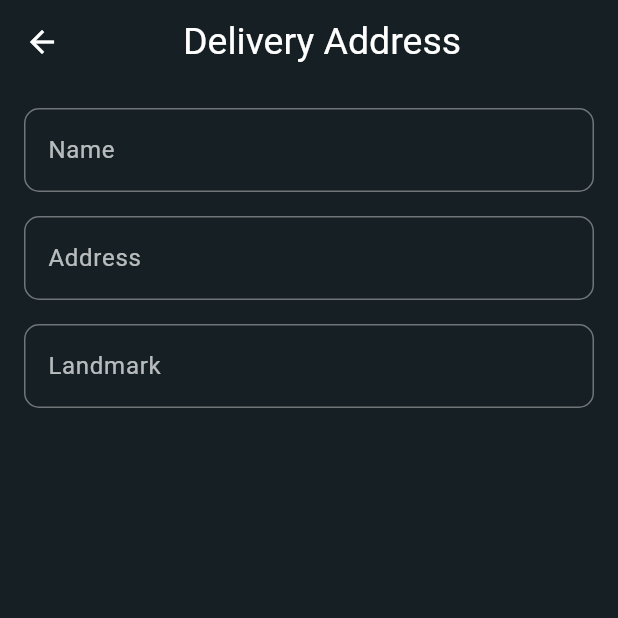
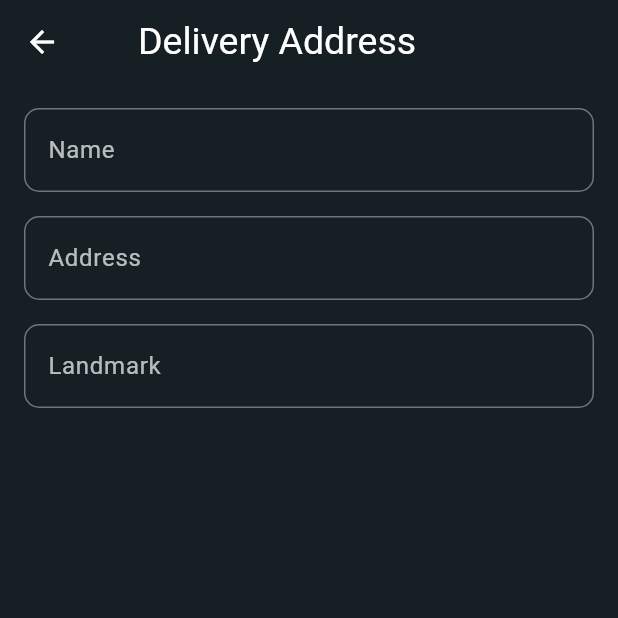
Before and after one commit to PriyadhaPrakash/Fishy, a Flutter app: the ProfilePage screen opened directly, on a phone screen of 412 x 824 dp, the top half of it. Run offline on Flutter 3.47's test engine with Material 3 defaults, Android fonts, the phone set to English and light mode, and no system bars; our stand-ins replace carousel_slider, flutter_otp_text_field.

Commit message:
profile page1

```diff
--- a/lib/profile_page.dart
+++ b/lib/profile_page.dart
@@ -20,7 +20,7 @@ class _ProfilePageState extends State<ProfilePage> {
         leading: const BackButton(color: Colors.white),
         backgroundColor: const Color(0xFF151F24),
         title: const Padding(
-          padding: EdgeInsets.symmetric(horizontal: 50, vertical: 10),
+          padding: EdgeInsets.symmetric(horizontal: 20, vertical: 10),
           child: Text(
             "Delivery Address",
             style: TextStyle(color: Colors.white, fontSize: 25),
```
